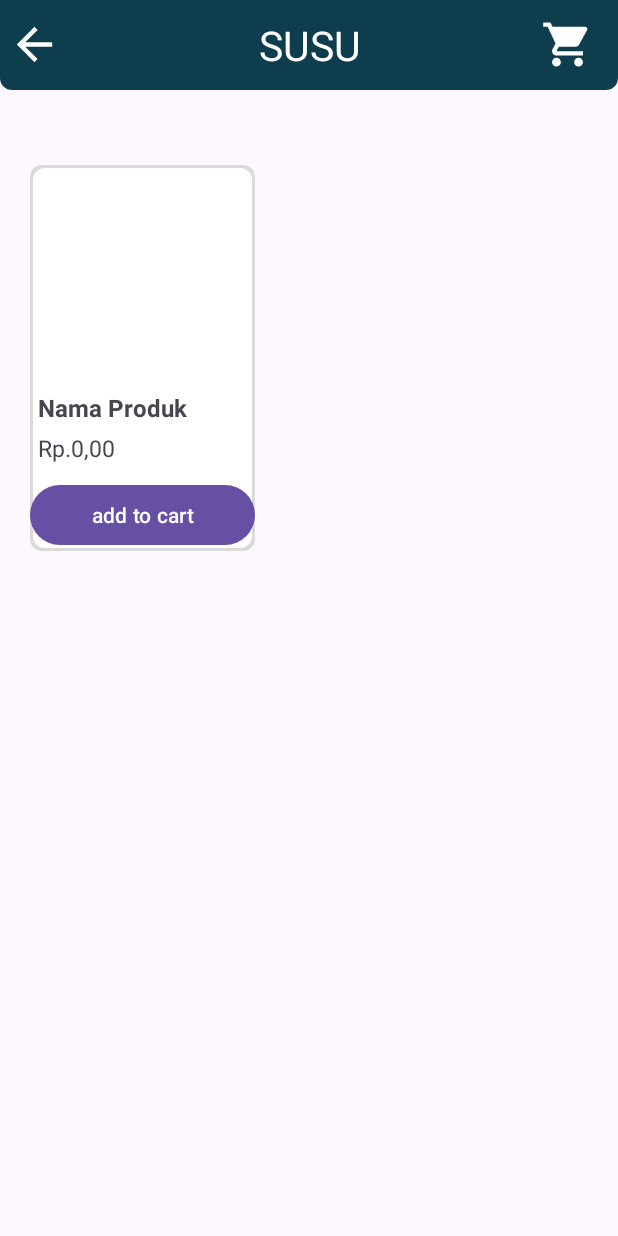
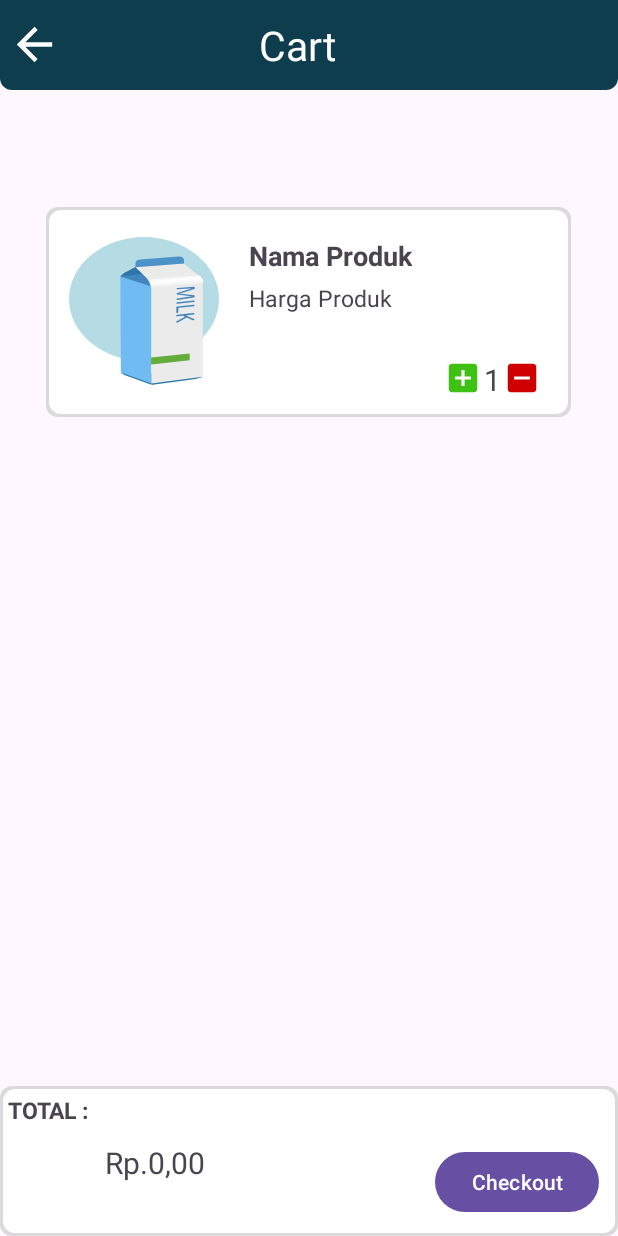
Before and after one commit to alwiAchmad/Eazy-Eat, an Android app: the MilkPage screen opened directly, with no data from a screen before it, after a tap on "button untuk melihat keranjang", on a phone screen of 412 x 824 dp. Run offline under Robolectric (Android 15) with nearby library versions, the phone set to English and light mode, and no system bars; our stand-ins replace Firebase (no records; nobody signed in at launch, a user with empty details on screens opened directly).

Commit message:
nambah page buat list cart

```diff
--- a/app/src/main/AndroidManifest.xml
+++ b/app/src/main/AndroidManifest.xml
@@ -29,6 +29,7 @@
         <activity android:name=".Dashboard"/>
         <activity android:name=".InputProduk"/>
         <activity android:name=".MilkPage"/>
+        <activity android:name=".CartPage"/>
     </application>
 
 </manifest>
--- a/app/src/main/java/com/example/easy_eat/CartPage.kt
+++ b/app/src/main/java/com/example/easy_eat/CartPage.kt
@@ -1,9 +1,77 @@
 package com.example.easy_eat
 
+import android.os.Bundle
+import android.view.View.OnCreateContextMenuListener
+import android.widget.Button
+import android.widget.TextView
 import androidx.appcompat.app.AppCompatActivity
+import androidx.recyclerview.widget.LinearLayoutManager
 import androidx.recyclerview.widget.RecyclerView
+import com.google.firebase.auth.FirebaseAuth
+import com.google.firebase.database.DataSnapshot
+import com.google.firebase.database.DatabaseError
+import com.google.firebase.database.DatabaseReference
+import com.google.firebase.database.FirebaseDatabase
+import com.google.firebase.database.ValueEventListener
 
 class CartPage : AppCompatActivity() {
     private lateinit var recyclerView: RecyclerView
     private lateinit var cartAdapter : CartAdapter
+    private lateinit var databaseReference: DatabaseReference
+    private lateinit var auth: FirebaseAuth
+
+    private lateinit var totalHargaTextView: TextView
+    private lateinit var checkButton: Button
+
+    override fun onCreate(savedInstanceState: Bundle?){
+        super.onCreate(savedInstanceState)
+        setContentView(R.layout.cart_page)
+
+        recyclerView = findViewById(R.id.recyclerViewCart)
+        totalHargaTextView = findViewById(R.id.tvTotalHarga)
+        checkButton = findViewById(R.id.btCheckout)
+
+        recyclerView.layoutManager = LinearLayoutManager(this)
+
+        auth = FirebaseAuth.getInstance()
+        val userID = auth.currentUser?.uid
+        databaseReference = FirebaseDatabase.getInstance().getReference("cart")
+
+        cartAdapter = CartAdapter()
+        recyclerView.adapter = cartAdapter
+
+        fetchCartItems()
+
+        checkButton.setOnClickListener{
+            //implementasikan logika checkout
+        }
+    }
+
+    private fun fetchCartItems(){
+        databaseReference.addValueEventListener(object : ValueEventListener{
+            override fun onDataChange(dataSnapshot: DataSnapshot){
+                val cartItems = mutableListOf<CartDatabase>()
+                for(itemSnapshot in dataSnapshot.children){
+                    val cartItem = itemSnapshot.getValue(CartDatabase::class.java)
+                    cartItem?.let { cartItems.add(it) }
+                }
+                cartAdapter.setItems(cartItems)
+
+                val totalHarga = calculateTotalharga(cartItems)
+                totalHargaTextView.text = "Rp.$totalHarga,00"
+            }
+            override fun onCancelled(databaseError: DatabaseError){
+                //Handle eror
+            }
+        })
+    }
+
+    private fun calculateTotalharga(items: List<CartDatabase>):Int{
+        var totalHarga = 0
+        for(item in items){
+            totalHarga += item.hargaProduk * item.jumlah
+        }
+        return totalHarga
+    }
+
 }
--- a/app/src/main/java/com/example/easy_eat/DatabaseBarang.kt
+++ b/app/src/main/java/com/example/easy_eat/DatabaseBarang.kt
@@ -5,6 +5,6 @@ class DatabaseBarang (
     val imgBarangUrl : String,
     val jenis : String,
     val nama : String,
-    val Harga :String,
-    val stok : String
+    val Harga :Int,
+    val stok : Int
 )
--- a/app/src/main/res/layout/cart_page.xml
+++ b/app/src/main/res/layout/cart_page.xml
@@ -60,6 +60,11 @@
                 android:layout_gravity="center_vertical"
                 android:layout_marginLeft="15dp"
                 android:background="@drawable/susu" />
+            <LinearLayout
+                android:layout_width="wrap_content"
+                android:layout_height="wrap_content">
+
+            </LinearLayout>
 
             <LinearLayout
                 android:layout_width="match_parent"
@@ -119,7 +124,17 @@
             </LinearLayout>
 
 
+
+
         </LinearLayout>
+
+        <androidx.recyclerview.widget.RecyclerView
+            android:id="@+id/recyclerViewCart"
+            android:contentDescription="ini adalah produk di keranjang"
+            android:layout_width="match_parent"
+            android:layout_height="wrap_content"
+            tools:itemCount="2"
+            tools:listitem="@layout/list_produk"/>
 
     </LinearLayout>
 
```
Also changed, not shown: app/src/main/java/com/example/easy_eat/InputProduk.kt (+6 -4 lines), app/src/main/java/com/example/easy_eat/MilkPage.kt (+8 -2 lines), app/src/main/res/layout/list_produk.xml (added, +93 -0 lines).
